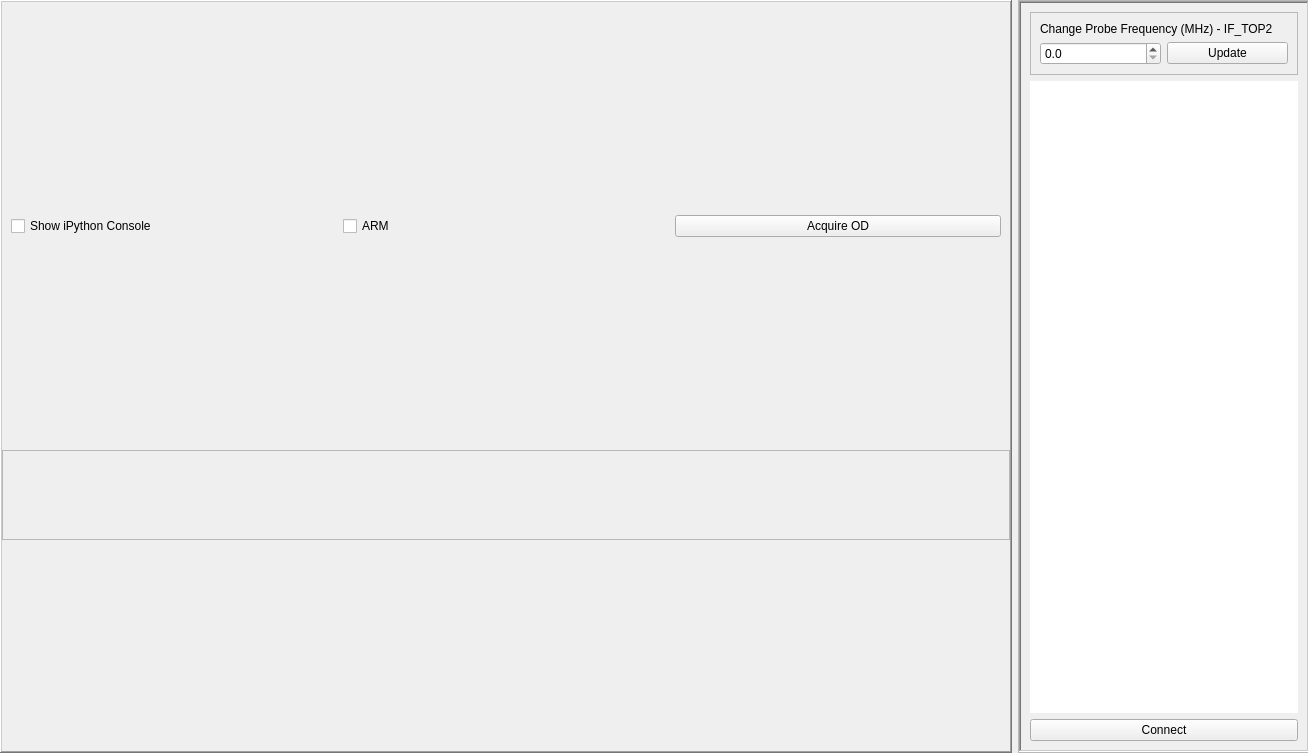
The window that widgets/od/gui.ui (JeremyQO/GUI-Experiment) describes before a commit, drawn with Qt 5.
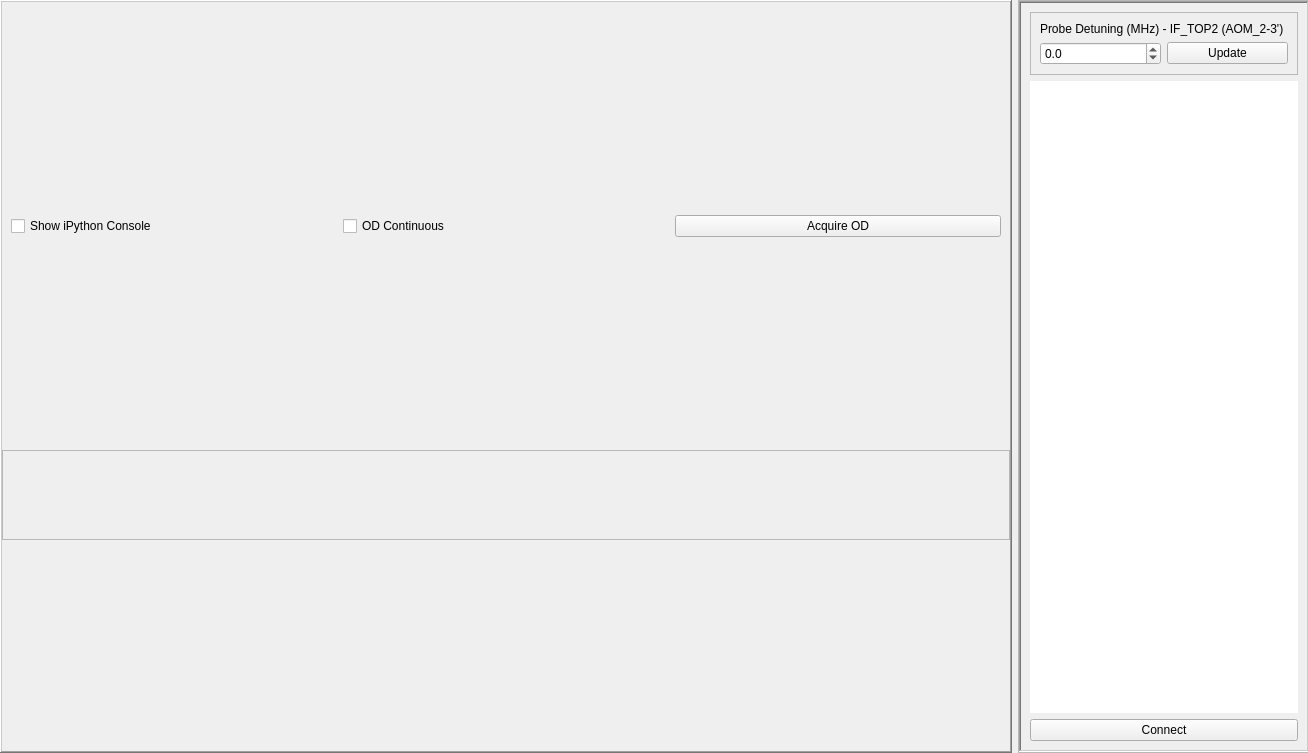
The same window after the commit.

Patch:
```diff
--- a/widgets/od/gui.ui
+++ b/widgets/od/gui.ui
@@ -90,7 +90,7 @@
             <bool>true</bool>
            </property>
            <property name="text">
-            <string>ARM</string>
+            <string>OD Continuous</string>
            </property>
           </widget>
          </item>
@@ -211,6 +211,12 @@
               <property name="decimals">
                <number>1</number>
               </property>
+              <property name="minimum">
+               <double>-40.000000000000000</double>
+              </property>
+              <property name="maximum">
+               <double>40.000000000000000</double>
+              </property>
              </widget>
             </item>
             <item row="1" column="2">
@@ -223,7 +229,7 @@
             <item row="0" column="1" colspan="2">
              <widget class="QLabel" name="label">
               <property name="text">
-               <string>Change Probe Frequency (MHz) - IF_TOP2</string>
+               <string>Probe Detuning (MHz) - IF_TOP2 (AOM_2-3')</string>
               </property>
              </widget>
             </item>
```
Left out of the diff: 4 changed lines with no effect on the pictures.
